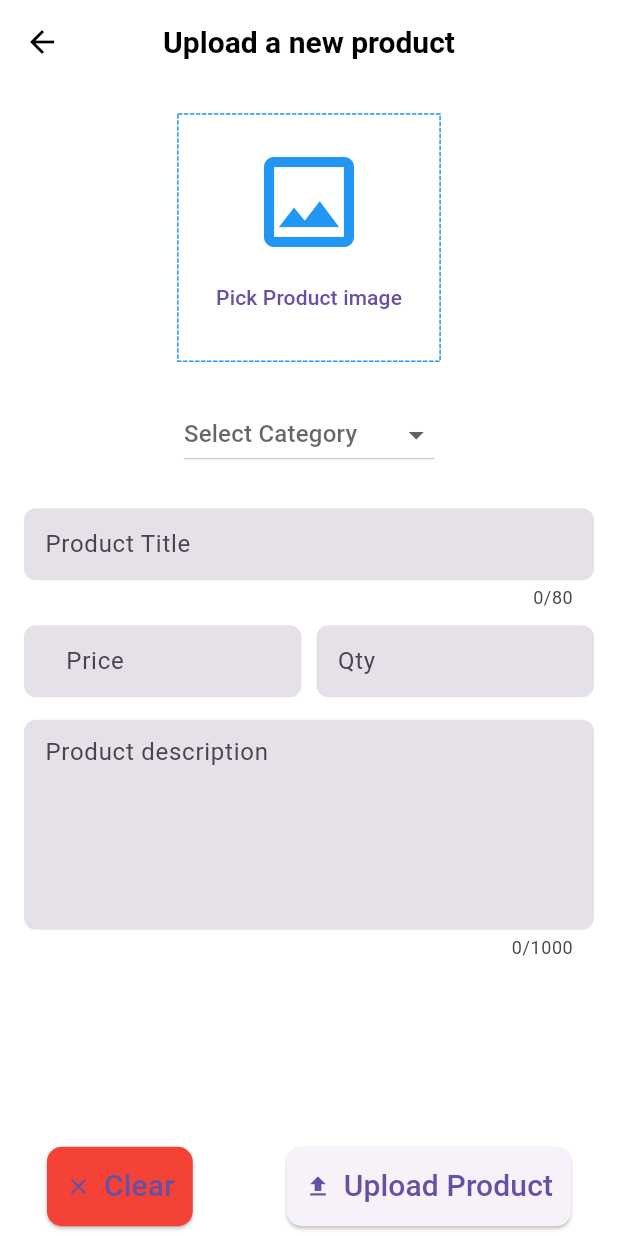
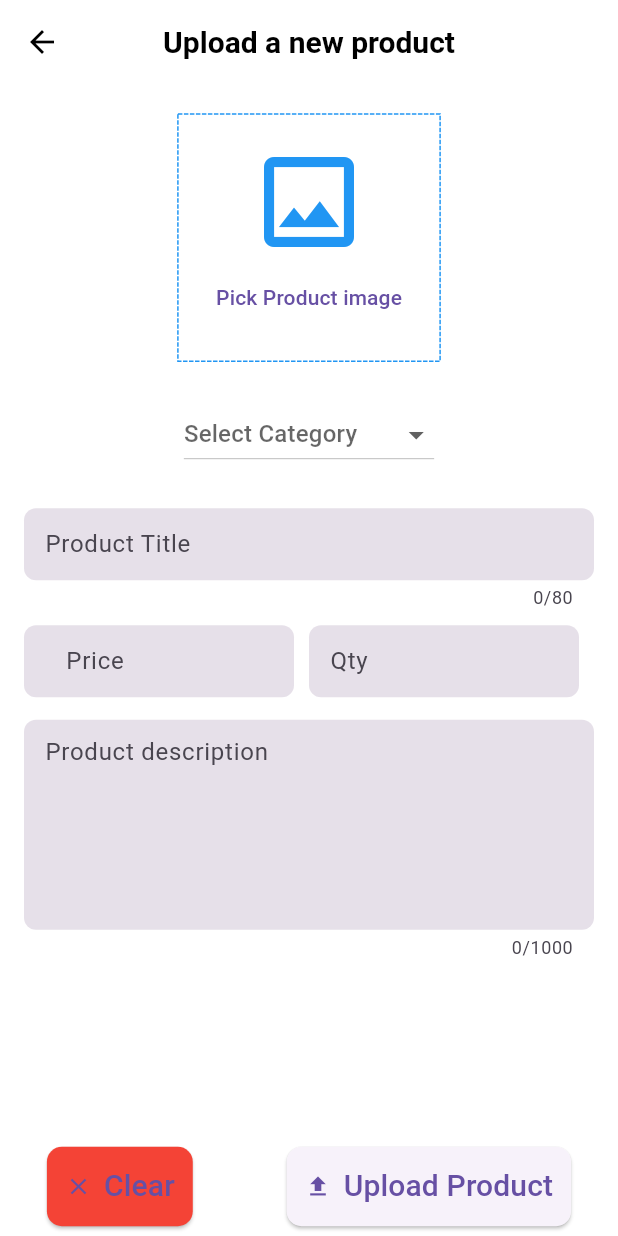
Before and after one commit to belalSoliman/dashboard-mobile---primecare, a Flutter app: the EditOrUploadProductScreen screen opened by its route, on a phone screen of 412 x 824 dp. Run offline on Flutter 3.47's test engine with Material 3 defaults, Android fonts, the phone set to English and light mode, and no system bars; drawn by our look-alikes of dotted_border; our stand-ins replace cloud_firestore, fancy_shimmer_image, firebase_core, firebase_storage, fluttertoast, image_picker and 2 more; missing offline and left inert: dynamic_height_grid_view; accounts and stored records are empty.

```diff
--- a/lib/screens/edit_upload_product_form.dart
+++ b/lib/screens/edit_upload_product_form.dart
@@ -40,6 +40,7 @@ class _EditOrUploadProductScreenState extends State<EditOrUploadProductScreen> {
   late TextEditingController _titleController,
       _priceController,
       _descriptionController,
+      _salespricecontroller,
       _quantityController;
   String? _categoryValue;
   bool _isLoading = false;
@@ -447,6 +448,9 @@ class _EditOrUploadProductScreenState extends State<EditOrUploadProductScreen> {
                                   },
                                 ),
                               ),
+                              const SizedBox(
+                                width: 10,
+                              ),
                             ],
                           ),
                           const SizedBox(height: 15),
```
